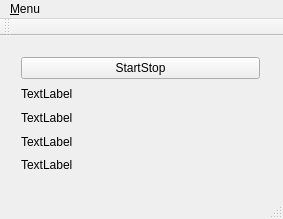
The window that hostware_qt/MainWindow.ui (samplemaker/freeMCAn_Raspberry_PI) describes before a commit, drawn with Qt 5.
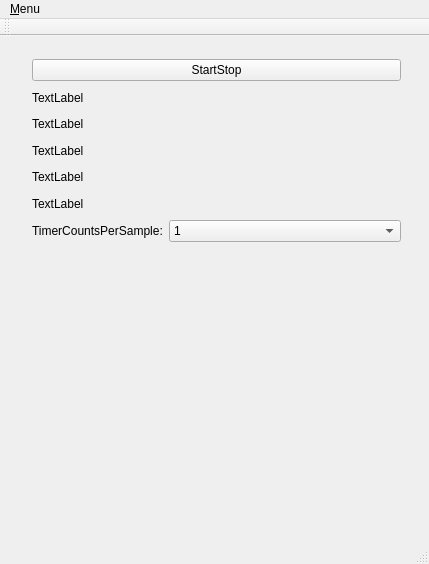
The same window after the commit. Custom widgets are drawn as their Qt base class.

Patch:
```diff
--- a/hostware_qt/MainWindow.ui
+++ b/hostware_qt/MainWindow.ui
@@ -6,21 +6,43 @@
    <rect>
     <x>0</x>
     <y>0</y>
-    <width>283</width>
-    <height>219</height>
+    <width>429</width>
+    <height>564</height>
    </rect>
   </property>
   <property name="windowTitle">
    <string>MainWindow</string>
   </property>
   <widget class="QWidget" name="centralWidget">
+   <widget class="QDrawBoxWidget" name="paintArea" native="true">
+    <property name="geometry">
+     <rect>
+      <x>14</x>
+      <y>240</y>
+      <width>400</width>
+      <height>250</height>
+     </rect>
+    </property>
+    <property name="minimumSize">
+     <size>
+      <width>400</width>
+      <height>250</height>
+     </size>
+    </property>
+    <property name="maximumSize">
+     <size>
+      <width>400</width>
+      <height>250</height>
+     </size>
+    </property>
+   </widget>
    <widget class="QWidget" name="">
     <property name="geometry">
      <rect>
-      <x>10</x>
-      <y>10</y>
-      <width>261</width>
-      <height>139</height>
+      <x>21</x>
+      <y>12</y>
+      <width>391</width>
+      <height>205</height>
      </rect>
     </property>
     <layout class="QGridLayout" name="gridLayout">
@@ -59,6 +81,53 @@
        </property>
       </widget>
      </item>
+     <item row="5" column="0">
+      <widget class="QLabel" name="labelCPM">
+       <property name="text">
+        <string>TextLabel</string>
+       </property>
+      </widget>
+     </item>
+     <item row="6" column="0">
+      <layout class="QFormLayout" name="formLayout">
+       <item row="0" column="0">
+        <widget class="QLabel" name="label">
+         <property name="text">
+          <string>TimerCountsPerSample:</string>
+         </property>
+        </widget>
+       </item>
+       <item row="0" column="1">
+        <widget class="QComboBox" name="comboBox">
+         <item>
+          <property name="text">
+           <string>1</string>
+          </property>
+         </item>
+         <item>
+          <property name="text">
+           <string>2</string>
+          </property>
+         </item>
+         <item>
+          <property name="text">
+           <string>5</string>
+          </property>
+         </item>
+         <item>
+          <property name="text">
+           <string>30</string>
+          </property>
+         </item>
+         <item>
+          <property name="text">
+           <string>60</string>
+          </property>
+         </item>
+        </widget>
+       </item>
+      </layout>
+     </item>
     </layout>
    </widget>
   </widget>
@@ -67,7 +136,7 @@
     <rect>
      <x>0</x>
      <y>0</y>
-     <width>283</width>
+     <width>429</width>
      <height>27</height>
     </rect>
    </property>
@@ -101,6 +170,14 @@
   </action>
  </widget>
  <layoutdefault spacing="6" margin="11"/>
+ <customwidgets>
+  <customwidget>
+   <class>QDrawBoxWidget</class>
+   <extends>QWidget</extends>
+   <header>qdrawboxwidget.h</header>
+   <container>1</container>
+  </customwidget>
+ </customwidgets>
  <resources/>
  <connections/>
 </ui>
```
Left out of the diff: 8 changed lines with no effect on the pictures.
